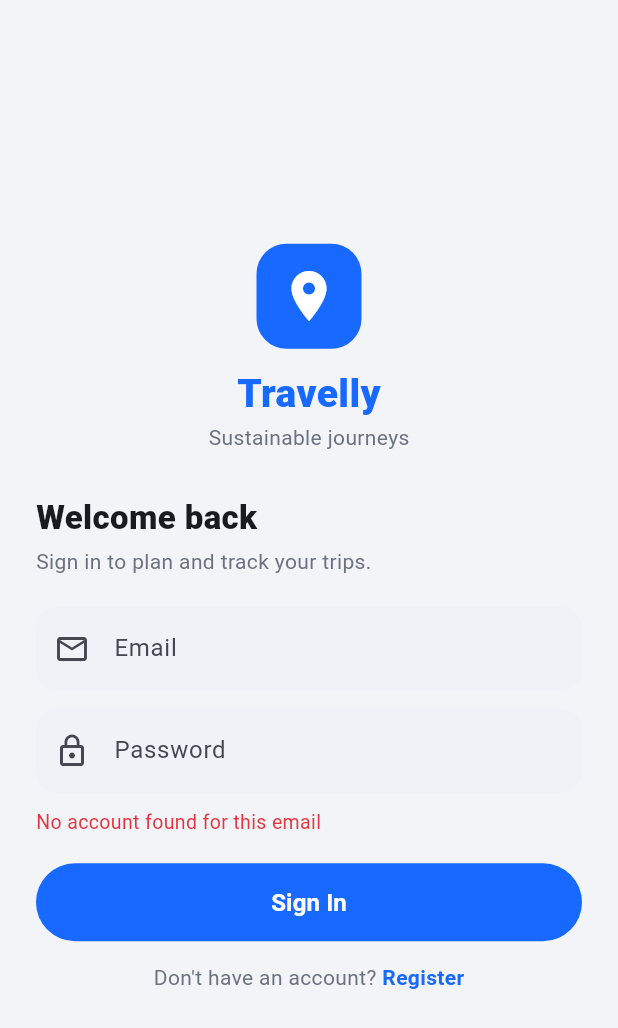
After one commit to irasiii/Travelly, a Flutter app: the screen it shows after launch, after a tap on "Sign In", on a phone screen of 412 x 824 dp. The commit adds this screen. Shown: the top 1028 px of the screen. Run offline on Flutter 3.47's test engine with Material 3 defaults, Android fonts, the phone set to English and light mode, and no system bars; our stand-ins replace flutter_map, geolocator, hive_flutter, latlong2, shared_preferences; accounts and stored records are empty; network calls fail.

Commit message:
Accounts + local DB (Hive): register/login gate, live clock, per-user trip history saved on finish (real km/kcal/CO2), DB-backed My Trips + Profile stats + sign out. Works on Android/iOS/Web; cloud-ready

```diff
--- /dev/null
+++ b/lib/db.dart
@@ -0,0 +1,86 @@
+import 'dart:convert';
+import 'package:crypto/crypto.dart';
+import 'package:hive_flutter/hive_flutter.dart';
+
+/// Local database (Hive). Works on Android, iOS and Web.
+/// Stores users, the current session, and per-user trip history.
+/// Designed so it can later sync to a cloud backend.
+class Db {
+  static late Box _users;
+  static late Box _session;
+  static late Box _trips;
+
+  static Future<void> init() async {
+    await Hive.initFlutter();
+    _users = await Hive.openBox('users');
+    _session = await Hive.openBox('session');
+    _trips = await Hive.openBox('trips');
+  }
+
+  static String _hash(String p) => sha256.convert(utf8.encode(p)).toString();
+
+  static String? get currentEmail => _session.get('currentUser') as String?;
+  static bool get isLoggedIn => currentEmail != null;
+  static Map? get currentUser {
+    final e = currentEmail;
+    return e == null ? null : (_users.get(e) as Map?);
+  }
+
+  static String get currentName => (currentUser?['name'] as String?) ?? 'Traveller';
+
+  /// Returns null on success, or a human-readable error message.
+  static String? register(String name, String email, String pass) {
+    name = name.trim();
+    email = email.trim().toLowerCase();
+    if (name.isEmpty) return 'Please enter your name';
+    if (!email.contains('@') || !email.contains('.')) return 'Enter a valid email';
+    if (pass.length < 4) return 'Password must be at least 4 characters';
+    if (_users.containsKey(email)) return 'An account with this email already exists';
+    _users.put(email, {
+      'name': name,
+      'email': email,
+      'pass': _hash(pass),
+      'createdAt': DateTime.now().toIso8601String(),
+    });
+    _session.put('currentUser', email);
+    return null;
+  }
+
+  static String? login(String email, String pass) {
+    email = email.trim().toLowerCase();
+    final u = _users.get(email) as Map?;
+    if (u == null) return 'No account found for this email';
+    if (u['pass'] != _hash(pass)) return 'Incorrect password';
+    _session.put('currentUser', email);
+    return null;
+  }
+
+  static void logout() => _session.delete('currentUser');
+
+  static Future<void> addTrip(Map<String, dynamic> trip) async {
+    final e = currentEmail;
+    if (e == null) return;
+    final key = 'trips_$e';
+    final list = ((_trips.get(key) as List?) ?? []).toList();
+    list.insert(0, trip);
+    await _trips.put(key, list);
+  }
+
+  static List<Map> tripsForCurrent() {
+    final e = currentEmail;
+    if (e == null) return [];
+    final list = (_trips.get('trips_$e') as List?) ?? [];
+    return list.cast<Map>();
+  }
+
+  static Map<String, double> statsForCurrent() {
+    double km = 0, kcal = 0, co2 = 0;
+    final trips = tripsForCurrent();
+    for (final t in trips) {
+      km += (t['km'] ?? 0).toDouble();
+      kcal += (t['kcal'] ?? 0).toDouble();
+      co2 += (t['co2'] ?? 0).toDouble();
+    }
+    return {'km': km, 'kcal': kcal, 'co2': co2, 'count': trips.length.toDouble()};
+  }
+}
--- a/lib/main.dart
+++ b/lib/main.dart
@@ -1,3 +1,4 @@
+import 'dart:async';
 import 'dart:convert';
 import 'package:flutter/material.dart';
 import 'package:provider/provider.dart';
@@ -9,13 +10,19 @@ import 'models.dart';
 import 'services.dart';
 import 'screens/plan.dart';
 import 'screens/extras.dart';
+import 'screens/auth.dart';
+import 'db.dart';
 
 const brand = Color(0xFF1769FF);
 final LatLng kBNE = LatLng(-27.4705, 153.0260);
 
-void main() => runApp(
-      ChangeNotifierProvider(create: (_) => AppState()..init(), child: const TravellyApp()),
-    );
+void main() async {
+  WidgetsFlutterBinding.ensureInitialized();
+  await Db.init();
+  runApp(
+    ChangeNotifierProvider(create: (_) => AppState()..init(), child: const TravellyApp()),
+  );
+}
 
 class TravellyApp extends StatelessWidget {
   const TravellyApp({super.key});
@@ -30,13 +37,20 @@ class TravellyApp extends StatelessWidget {
         scaffoldBackgroundColor: const Color(0xFFF3F4F8),
         fontFamily: 'Roboto',
       ),
-      home: const HomeScreen(),
+      home: const AuthGate(),
     );
   }
 }
 
 /// ---------------- App state ----------------
 class AppState extends ChangeNotifier {
+  bool loggedIn = Db.isLoggedIn;
+  String get userName => Db.currentName;
+  void refreshAuth() {
+    loggedIn = Db.isLoggedIn;
+    notifyListeners();
+  }
+
   LatLng? userLoc;
   String userLabel = 'Locating…';
   String? wxTemp;
@@ -217,6 +231,44 @@ String fmtDateTime(DateTime d) {
 }
 
 /// ---------------- Home ----------------
+class AuthGate extends StatelessWidget {
+  const AuthGate({super.key});
+  @override
+  Widget build(BuildContext context) {
+    final app = context.watch<AppState>();
+    return app.loggedIn ? const HomeScreen() : const LoginScreen();
+  }
+}
+
+class ClockText extends StatefulWidget {
+  const ClockText({super.key});
+  @override
+  State<ClockText> createState() => _ClockTextState();
+}
+
+class _ClockTextState extends State<ClockText> {
+  Timer? _t;
+  @override
+  void initState() {
+    super.initState();
+    _t = Timer.periodic(const Duration(seconds: 1), (_) {
+      if (mounted) setState(() {});
+    });
+  }
+
+  @override
+  void dispose() {
+    _t?.cancel();
+    super.dispose();
+  }
+
+  @override
+  Widget build(BuildContext context) => Text(
+        DateFormat('h:mm:ss a').format(DateTime.now()),
+        style: const TextStyle(fontWeight: FontWeight.w700, color: brand, fontSize: 13),
+      );
+}
+
 class HomeScreen extends StatefulWidget {
   const HomeScreen({super.key});
   @override
@@ -327,10 +379,18 @@ class _HomeScreenState extends State<HomeScreen> {
                       ),
                     ),
                   ),
-                  const Text('Where to Today?',
-                      style: TextStyle(fontSize: 20, fontWeight: FontWeight.w700)),
+                  Row(
+                    crossAxisAlignment: CrossAxisAlignment.center,
+                    children: [
+                      Expanded(
+                        child: Text('Hi ${app.userName.split(' ').first} 👋',
+                            style: const TextStyle(fontSize: 20, fontWeight: FontWeight.w700)),
+                      ),
+                      const ClockText(),
+                    ],
+                  ),
                   const SizedBox(height: 3),
-                  const Text('Plan a sustainable route and earn rewards.',
+                  const Text('Where to today? Plan a sustainable route.',
                       style: TextStyle(color: Color(0xFF6B7280), fontSize: 13)),
                   const SizedBox(height: 14),
                   InkWell(
--- /dev/null
+++ b/lib/screens/auth.dart
@@ -0,0 +1,184 @@
+import 'package:flutter/material.dart';
+import 'package:provider/provider.dart';
+import '../main.dart';
+import '../db.dart';
+
+class LoginScreen extends StatefulWidget {
+  const LoginScreen({super.key});
+  @override
+  State<LoginScreen> createState() => _LoginScreenState();
+}
+
+class _LoginScreenState extends State<LoginScreen> {
+  final _email = TextEditingController();
+  final _pass = TextEditingController();
+  String? _error;
+
+  void _login() {
+    final err = Db.login(_email.text, _pass.text);
+    if (err != null) {
+      setState(() => _error = err);
+      return;
+    }
+    context.read<AppState>().refreshAuth();
+    Navigator.popUntil(context, (r) => r.isFirst);
+  }
+
+  @override
+  Widget build(BuildContext context) {
+    return Scaffold(
+      body: SafeArea(
+        child: Center(
+          child: SingleChildScrollView(
+            padding: const EdgeInsets.all(24),
+            child: Column(
+              mainAxisSize: MainAxisSize.min,
+              crossAxisAlignment: CrossAxisAlignment.stretch,
+              children: [
+                const _Brand(),
+                const SizedBox(height: 28),
+                const Text('Welcome back',
+                    style: TextStyle(fontSize: 22, fontWeight: FontWeight.w800)),
+                const SizedBox(height: 4),
+                const Text('Sign in to plan and track your trips.',
+                    style: TextStyle(color: Color(0xFF6B7280))),
+                const SizedBox(height: 20),
+                _input(_email, 'Email', Icons.email_outlined,
+                    keyboard: TextInputType.emailAddress),
+                const SizedBox(height: 12),
+                _input(_pass, 'Password', Icons.lock_outline, obscure: true),
+                if (_error != null) ...[
+                  const SizedBox(height: 10),
+                  Text(_error!, style: const TextStyle(color: Color(0xFFE5343D), fontSize: 13)),
+                ],
+                const SizedBox(height: 18),
+                FilledButton(
+                  onPressed: _login,
+                  style: FilledButton.styleFrom(
+                      backgroundColor: brand, minimumSize: const Size.fromHeight(52)),
+                  child: const Text('Sign In',
+                      style: TextStyle(fontSize: 16, fontWeight: FontWeight.w700)),
+                ),
+                const SizedBox(height: 14),
+                Row(mainAxisAlignment: MainAxisAlignment.center, children: [
+                  const Text("Don't have an account? ",
+                      style: TextStyle(color: Color(0xFF6B7280))),
+                  GestureDetector(
+                    onTap: () => Navigator.push(context,
+                        MaterialPageRoute(builder: (_) => const RegisterScreen())),
+                    child: const Text('Register',
+                        style: TextStyle(color: brand, fontWeight: FontWeight.w700)),
+                  ),
+                ]),
+              ],
+            ),
+          ),
+        ),
+      ),
+    );
+  }
+}
+
+class RegisterScreen extends StatefulWidget {
+  const RegisterScreen({super.key});
+  @override
+  State<RegisterScreen> createState() => _RegisterScreenState();
+}
+
+class _RegisterScreenState extends State<RegisterScreen> {
+  final _name = TextEditingController();
+  final _email = TextEditingController();
+  final _pass = TextEditingController();
+  String? _error;
+
+  void _register() {
+    final err = Db.register(_name.text, _email.text, _pass.text);
+    if (err != null) {
+      setState(() => _error = err);
+      return;
+    }
+    context.read<AppState>().refreshAuth();
+    Navigator.popUntil(context, (r) => r.isFirst);
+  }
+
+  @override
+  Widget build(BuildContext context) {
+    return Scaffold(
+      appBar: AppBar(backgroundColor: Colors.transparent, elevation: 0),
+      body: SafeArea(
+        child: Center(
+          child: SingleChildScrollView(
+            padding: const EdgeInsets.all(24),
+            child: Column(
+              mainAxisSize: MainAxisSize.min,
+              crossAxisAlignment: CrossAxisAlignment.stretch,
+              children: [
+                const _Brand(),
+                const SizedBox(height: 24),
+                const Text('Create your account',
+                    style: TextStyle(fontSize: 22, fontWeight: FontWeight.w800)),
+                const SizedBox(height: 4),
+                const Text('Register to start earning sustainable rewards.',
+                    style: TextStyle(color: Color(0xFF6B7280))),
+                const SizedBox(height: 20),
+                _input(_name, 'Full name', Icons.person_outline),
+                const SizedBox(height: 12),
+                _input(_email, 'Email', Icons.email_outlined,
+                    keyboard: TextInputType.emailAddress),
+                const SizedBox(height: 12),
+                _input(_pass, 'Password', Icons.lock_outline, obscure: true),
+                if (_error != null) ...[
+                  const SizedBox(height: 10),
+                  Text(_error!, style: const TextStyle(color: Color(0xFFE5343D), fontSize: 13)),
+                ],
+                const SizedBox(height: 18),
+                FilledButton(
+                  onPressed: _register,
+                  style: FilledButton.styleFrom(
+                      backgroundColor: brand, minimumSize: const Size.fromHeight(52)),
+                  child: const Text('Create Account',
+                      style: TextStyle(fontSize: 16, fontWeight: FontWeight.w700)),
+                ),
+              ],
+            ),
+          ),
+        ),
+      ),
+    );
+  }
+}
+
+Widget _input(TextEditingController c, String hint, IconData icon,
+    {bool obscure = false, TextInputType? keyboard}) {
+  return TextField(
+    controller: c,
+    obscureText: obscure,
+    keyboardType: keyboard,
+    decoration: InputDecoration(
+      hintText: hint,
+      prefixIcon: Icon(icon),
+      filled: true,
+      fillColor: const Color(0xFFF1F2F7),
+      border: OutlineInputBorder(
+          borderRadius: BorderRadius.circular(14), borderSide: BorderSide.none),
+    ),
+  );
+}
+
+class _Brand extends StatelessWidget {
+  const _Brand();
+  @override
+  Widget build(BuildContext context) => Column(children: [
+        Container(
+          width: 70,
+          height: 70,
+          decoration: BoxDecoration(
+              color: brand, borderRadius: BorderRadius.circular(20)),
+          child: const Icon(Icons.location_on, color: Colors.white, size: 40),
+        ),
+        const SizedBox(height: 12),
+        const Text('Travelly',
+            style: TextStyle(fontSize: 26, fontWeight: FontWeight.w800, color: brand)),
+        const Text('Sustainable journeys', style: TextStyle(color: Color(0xFF6B7280))),
+      ]);
+}
--- a/pubspec.yaml
+++ b/pubspec.yaml
@@ -17,6 +17,9 @@ dependencies:
   geolocator: ^11.0.0
   shared_preferences: ^2.2.2
   intl: ^0.18.1
+  hive: ^2.2.3
+  hive_flutter: ^1.1.0
+  crypto: ^3.0.3
 
 dev_dependencies:
   flutter_lints: ^3.0.0
```
Also changed, not shown: lib/screens/details.dart (+16 -1 lines), lib/screens/extras.dart (+82 -23 lines).
